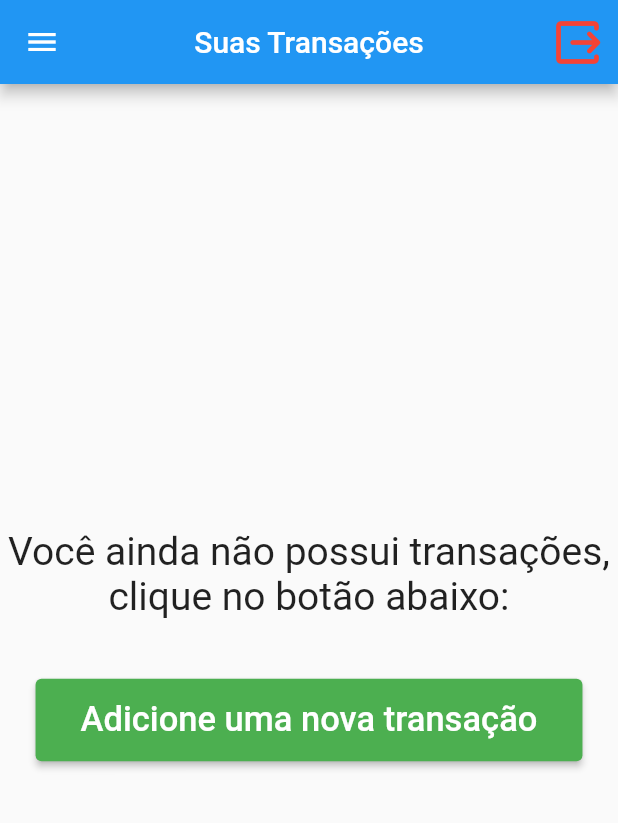
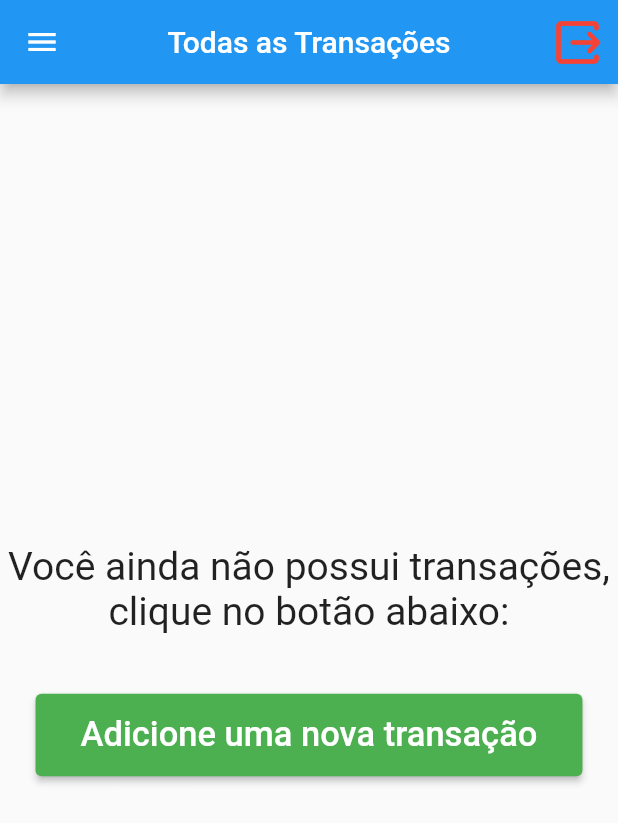
Before and after one commit to Brunodrc/frontinvestorysTEP, a Flutter app: the ListTransactions screen opened directly, on a phone screen of 412 x 824 dp. Shown: the top 823 px of the screen. Run offline on Flutter 3.47's test engine with Material 2 defaults, Android fonts, the phone set to English and light mode, and no system bars; our stand-ins replace shared_preferences, sqflite, validators; accounts and stored records are empty.

Commit message:
correção erros em createTransaction e listTransaction

```diff
--- a/lib/pages/listTransaction.dart
+++ b/lib/pages/listTransaction.dart
@@ -4,9 +4,11 @@
 import 'package:flutter/material.dart';
 import 'package:front_investoryb3/componets/home/cardTransaction.dart';
 import 'package:front_investoryb3/models/transactions.dart';
+import 'package:front_investoryb3/pages/stocklist.dart';
 import 'package:http/http.dart' as http;
 import '../db/db.dart';
 import '../repository/userrepo.dart';
+import 'createTransaction.dart';
 import 'landinpage.dart';
 
 class ListTransactions extends StatefulWidget {
@@ -46,7 +48,6 @@
           transactionlist = fetchedTransactionList;
           nameuser = userlist[0].name;
         });
-        print('lista de transações: ${transactionlist}');
       } else {
         final resErro = res.body;
         print('Resposta: ${res.body} status code: ${res.statusCode}');
@@ -59,7 +60,7 @@
     return Scaffold(
       appBar: AppBar(
         centerTitle: true,
-        title: const Text("Suas Transações"),
+        title: const Text("Todas as Transações"),
         actions: [
           IconButton(
             onPressed: () async {
@@ -107,17 +108,41 @@
                 ],
               ),
             ),
-            ListTile(
-              title: const Text('Lista de ações'),
-              onTap: () {
-                // ir para stocklist
-              },
+            const SizedBox(
+              height: 20,
             ),
-            ListTile(
-              title: const Text('Transações'),
-              onTap: () {
-                // ir para página de trasações
-              },
+            Container(
+              color: Colors.blueAccent,
+              child: ListTile(
+                title: const Text(
+                  'Lista de ações',
+                  style: TextStyle(fontSize: 22, color: Colors.white),
+                ),
+                onTap: () {
+                  Navigator.push(
+                      context,
+                      MaterialPageRoute(
+                          builder: (context) => const Stocklist()));
+                },
+              ),
+            ),
+            const SizedBox(
+              height: 20,
+            ),
+            Container(
+              color: Colors.cyan,
+              child: ListTile(
+                title: const Text(
+                  'Transações',
+                  style: TextStyle(fontSize: 22, color: Colors.white),
+                ),
+                onTap: () {
+                  Navigator.push(
+                      context,
+                      MaterialPageRoute(
+                          builder: (context) => const ListTransactions()));
+                },
+              ),
             ),
           ],
         ),
@@ -138,7 +163,7 @@
               ),
             ),
           const SizedBox(height: 30),
-          if (!transactionlist.isEmpty)
+          if (transactionlist.isNotEmpty)
             Expanded(
               child: ListView.builder(
                 itemCount: transactionlist.length,
@@ -163,7 +188,10 @@
           Center(
             child: ElevatedButton(
               onPressed: () {
-                // Ir para  'Todas as transações' button tap
+                Navigator.push(
+                    context,
+                    MaterialPageRoute(
+                        builder: (context) => const CreateTransaction()));
               },
               child: const Padding(
                 padding: EdgeInsets.all(14),
@@ -178,20 +206,6 @@
             ),
           ),
           const SizedBox(height: 20),
-          if (!transactionlist.isEmpty)
-            ElevatedButton(
-              onPressed: () {
-                // Ir para  'Todas as transações' button tap
-              },
-              child: const Padding(
-                padding: EdgeInsets.all(12),
-                child: Text(
-                  'Todas as transações',
-                  style: TextStyle(fontSize: 20),
-                ),
-              ),
-            ),
-          const SizedBox(height: 20),
         ],
       ),
     );
```
Also changed, not shown: lib/pages/createTransaction.dart (+16 -15 lines).
